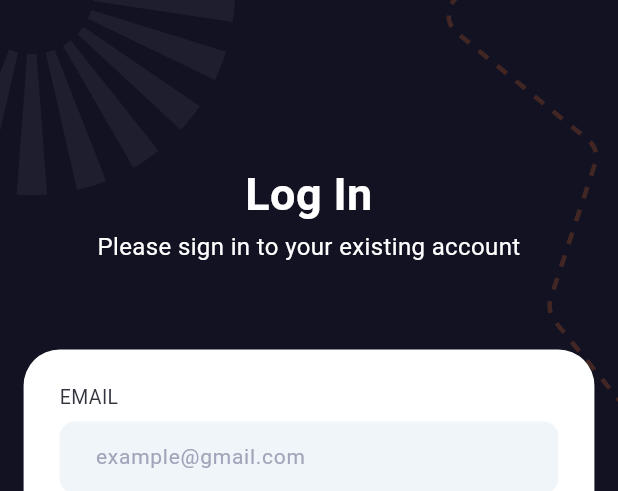
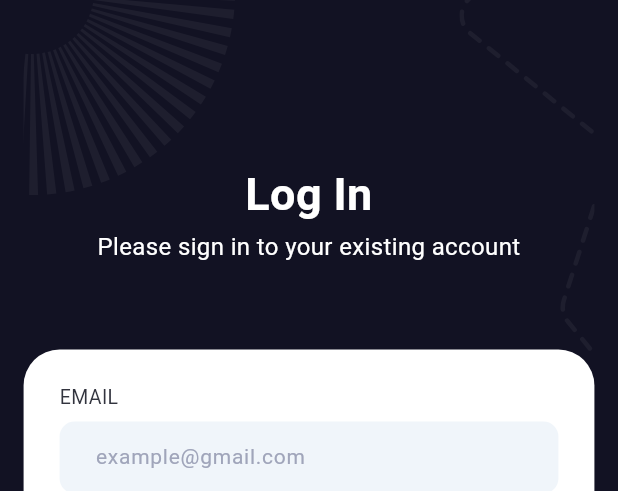
Before and after one commit to mahmoudhassanein5555/Food-App-DEPI, a Flutter app: the VerificationScreen widget shown alone on an empty page, opened directly, after a tap on "VERIFY", on a phone screen of 412 x 824 dp. Shown: the top 491 px of the screen. Run offline on Flutter 3.47's test engine with Material 3 defaults, Android fonts, the phone set to English and light mode, and no system bars; our stand-ins replace flutter_svg; Roboto replaces fonts that are missing (Sen).

Commit message:
feat: refactor verification screen and update auth background with SVG assets

```diff
--- a/lib/features/auth/verification_screen.dart
+++ b/lib/features/auth/verification_screen.dart
@@ -11,56 +11,30 @@ class VerificationScreen extends StatefulWidget {
 }
 
 class _VerificationScreenState extends State<VerificationScreen> {
-  final controllers = List.generate(
-    4,
-    (_) => TextEditingController(),
-  );
-
-  final focusNodes = List.generate(
-    4,
-    (_) => FocusNode(),
-  );
+  final controllers = List.generate(4, (_) => TextEditingController());
+  final focusNodes = List.generate(4, (_) => FocusNode());
 
   @override
   void initState() {
     super.initState();
-
     WidgetsBinding.instance.addPostFrameCallback((_) {
-      if (!mounted) return;
-
-      focusNodes[0].requestFocus();
+      if (mounted) focusNodes[0].requestFocus();
     });
   }
 
   @override
   void dispose() {
-    for (final controller in controllers) {
-      controller.dispose();
-    }
-
-    for (final focusNode in focusNodes) {
-      focusNode.dispose();
-    }
-
+    for (final c in controllers) c.dispose();
+    for (final f in focusNodes) f.dispose();
     super.dispose();
   }
 
-  void _handleChanged(String value, int index) {
-    if (value.isNotEmpty) {
+  void _next(int index) {
     if (index < 3) {
       focusNodes[index + 1].requestFocus();
     } else {
       FocusScope.of(context).unfocus();
     }
-    }
-  }
-
-  void _handleTap(int index) {
-    controllers[index].selection = TextSelection.fromPosition(
-      TextPosition(
-        offset: controllers[index].text.length,
-      ),
-    );
   }
 
   @override
@@ -72,12 +46,7 @@ class _VerificationScreenState extends State<VerificationScreen> {
       onBack: () => Navigator.pop(context),
       child: Positioned.fill(
         child: Padding(
-          padding: const EdgeInsets.fromLTRB(
-            24,
-            184,
-            24,
-            0,
-          ),
+          padding: const EdgeInsets.fromLTRB(24, 184, 24, 0),
           child: Column(
             children: [
               const Text(
@@ -88,25 +57,22 @@ class _VerificationScreenState extends State<VerificationScreen> {
                   color: Colors.white,
                 ),
               ),
-
               const SizedBox(height: 48),
-
               Row(
                 mainAxisAlignment: MainAxisAlignment.spaceBetween,
                 children: List.generate(
                   4,
-                  (index) {
-                    return SizedBox(
+                  (i) => SizedBox(
                     width: 62,
                     height: 62,
                     child: TextField(
-                        controller: controllers[index],
-                        focusNode: focusNodes[index],
-                        autofocus: index == 0,
+                      controller: controllers[i],
+                      focusNode: focusNodes[i],
+                      autofocus: i == 0,
                       maxLength: 1,
                       textAlign: TextAlign.center,
                       keyboardType: TextInputType.number,
-                        textInputAction: index == 3
+                      textInputAction: i == 3
                           ? TextInputAction.done
                           : TextInputAction.next,
                       style: const TextStyle(
@@ -115,64 +81,49 @@ class _VerificationScreenState extends State<VerificationScreen> {
                         color: Color(0xFF2D3142),
                       ),
                       onTap: () {
-                          _handleTap(index);
+                        controllers[i].selection =
+                            TextSelection.fromPosition(
+                          TextPosition(
+                            offset: controllers[i].text.length,
+                          ),
+                        );
                       },
                       onChanged: (value) {
-                          _handleChanged(
-                            value,
-                            index,
-                          );
+                        if (value.isNotEmpty) _next(i);
                       },
-                        onSubmitted: (_) {
-                          if (index < 3) {
-                            focusNodes[index + 1].requestFocus();
-                          } else {
-                            FocusScope.of(context).unfocus();
-                          }
-                        },
+                      onSubmitted: (_) => _next(i),
                       decoration: InputDecoration(
                         counterText: '',
                         filled: true,
                         fillColor: const Color(0xFFF0F5FA),
                         border: OutlineInputBorder(
                           borderRadius: BorderRadius.circular(10),
-                            borderSide: const BorderSide(
-                              color: Colors.white,
-                            ),
+                          borderSide:
+                              const BorderSide(color: Colors.white),
                         ),
                         enabledBorder: OutlineInputBorder(
                           borderRadius: BorderRadius.circular(10),
-                            borderSide: const BorderSide(
-                              color: Colors.white,
-                            ),
+                          borderSide:
+                              const BorderSide(color: Colors.white),
                         ),
                         focusedBorder: OutlineInputBorder(
                           borderRadius: BorderRadius.circular(10),
-                            borderSide: const BorderSide(
-                              color: Colors.white,
-                              width: 1.5,
+                          borderSide:
+                              const BorderSide(color: Colors.white),
                         ),
                       ),
                     ),
                   ),
-                    );
-                  },
                 ),
               ),
-
               const SizedBox(height: 45),
-
               AuthButton(
                 label: 'VERIFY',
                 onPressed: () {
-                  final code = controllers
-                      .map((controller) => controller.text)
-                      .join();
+                  final code =
+                      controllers.map((c) => c.text).join();
 
-                  debugPrint(
-                    'Verification code: $code',
-                  );
-
+                  debugPrint('Verification code: $code');
                   Navigator.pop(context);
                 },
               ),
--- a/lib/features/auth/widgets/auth_background.dart
+++ b/lib/features/auth/widgets/auth_background.dart
@@ -1,8 +1,12 @@
 import 'package:flutter/material.dart';
-import '../../../core/app_colors.dart';
+import 'package:flutter_svg/flutter_svg.dart';
 
 class AuthBackground extends StatelessWidget {
-  const AuthBackground({super.key, this.showBack = false, this.onBack});
+  const AuthBackground({
+    super.key,
+    this.showBack = false,
+    this.onBack,
+  });
 
   final bool showBack;
   final VoidCallback? onBack;
@@ -11,88 +15,24 @@ class AuthBackground extends StatelessWidget {
   Widget build(BuildContext context) {
     return Stack(
       children: [
-        const ColoredBox(color: AppColors.background),
-        Positioned.fill(child: CustomPaint(painter: _AuthPatternPainter())),
-        if (showBack)
-          Positioned(
-            left: 24,
-            top: 50,
-            child: GestureDetector(
-              onTap: onBack,
-              child: Container(
-                width: 45,
-                height: 45,
-                decoration: const BoxDecoration(
-                  color: Colors.white,
-                  shape: BoxShape.circle,
-                ),
-                alignment: Alignment.center,
-                child: const Icon(
-                  Icons.chevron_left,
-                  size: 25,
-                  color: Color(0xFF5E616F),
-                ),
-              ),
-            ),
+        const ColoredBox(
+          color: Color(0xFF121223),
+        ),
+
+        Align(
+          alignment: Alignment.topLeft,
+          child: SvgPicture.asset(
+            'assets/icons/top_decoration.svg',
           ),
+        ),
+
+        Align(
+          alignment: Alignment.topRight,
+          child: SvgPicture.asset(
+            'assets/icons/dashed_decoration.svg',
+          ),
+        ),
       ],
     );
   }
 }
-
-class _AuthPatternPainter extends CustomPainter {
-  @override
-  void paint(Canvas canvas, Size size) {
-    final dashed = Paint()
-      ..style = PaintingStyle.stroke
-      ..strokeWidth = 3
-      ..color = AppColors.orange.withValues(alpha: .20);
-
-    final circle = Paint()
-      ..style = PaintingStyle.stroke
-      ..strokeWidth = 94
-      ..color = Colors.white.withValues(alpha: .05);
-
-    final path = Path();
-    path.moveTo(size.width + 51, -89);
-    path.cubicTo(335, -58, 331, -17, 293, -4);
-    path.cubicTo(282, 0, 280, 15, 289, 22);
-    path.lineTo(376, 93);
-    path.cubicTo(381, 97, 383, 103, 381, 109);
-    path.lineTo(351, 200);
-    path.cubicTo(350, 205, 351, 210, 354, 214);
-    path.lineTo(469, 355);
-
-    _drawDashedPath(canvas, path, dashed, 8, 8);
-    _drawDashedCircle(canvas, const Offset(5.5, -5.5), 88.5, circle);
-  }
-
-  void _drawDashedPath(Canvas canvas, Path path, Paint paint, double dash, double gap) {
-    for (final metric in path.computeMetrics()) {
-      double d = 0;
-      while (d < metric.length) {
-        final end = (d + dash).clamp(0.0, metric.length);
-        canvas.drawPath(metric.extractPath(d, end), paint);
-        d += dash + gap;
-      }
-    }
-  }
-
-  void _drawDashedCircle(Canvas canvas, Offset center, double radius, Paint paint) {
-    const count = 42;
-    for (int i = 0; i < count; i += 2) {
-      final a1 = i * 3.1415926535 * 2 / count;
-      final a2 = (i + 1) * 3.1415926535 * 2 / count;
-      canvas.drawArc(
-        Rect.fromCircle(center: center, radius: radius),
-        a1,
-        a2 - a1,
-        false,
-        paint,
-      );
-    }
-  }
-
-  @override
-  bool shouldRepaint(covariant CustomPainter oldDelegate) => false;
-}
```
Also changed, not shown: assets/icons/dashed_decoration.svg (added), assets/icons/top_decoration.svg (added). Lines whose indentation alone changed are shown as unchanged.
